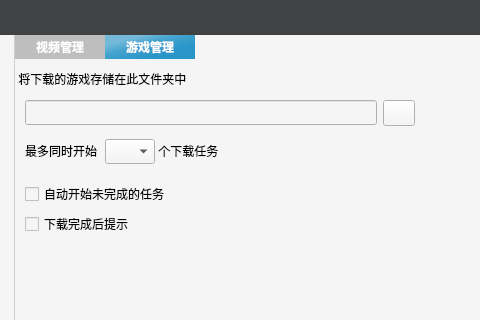
Above: VideoPlayer/messagebox/SystemSetting.ui from huizhang556/pc-video-player before the change; both pictures show x 85 to 565 and y 0 to 320 of the 700 by 520 pixel window. Below: the same form after it.
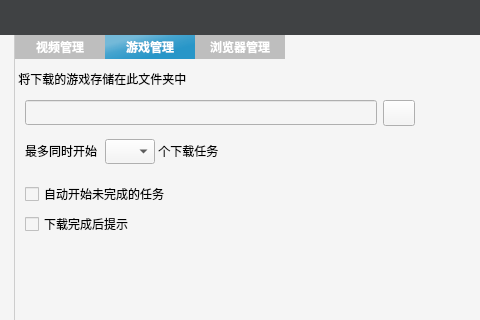
That is the form after the change. The open tabs and pages were chosen to show the change. Icons and pictures are not drawn.

Diff of the .ui file:
```diff
--- a/VideoPlayer/messagebox/SystemSetting.ui
+++ b/VideoPlayer/messagebox/SystemSetting.ui
@@ -1687,7 +1687,7 @@
                <property name="currentIndex">
                 <number>1</number>
                </property>
-               <widget class="QWidget" name="tab">
+               <widget class="QWidget" name="tab_video">
                 <attribute name="title">
                  <string>视频管理</string>
                 </attribute>
@@ -2150,6 +2150,11 @@
                  </layout>
                 </widget>
                </widget>
+               <widget class="QWidget" name="tab">
+                <attribute name="title">
+                 <string>浏览器管理</string>
+                </attribute>
+               </widget>
               </widget>
              </item>
             </layout>
```
Left out of the diff: 6 changed lines with no effect on the pictures.
